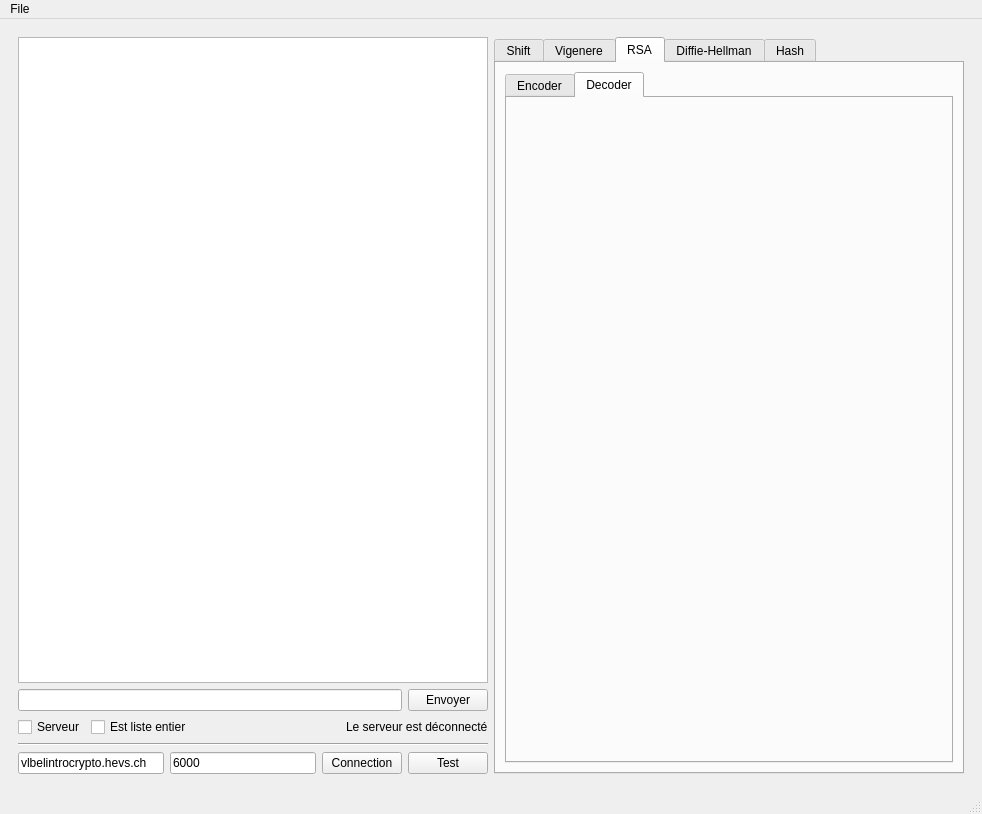
This is crypto_client.ui in aa-augsburger/ISC_Crypto as Qt 5 draws it before an edit. The edited form follows.
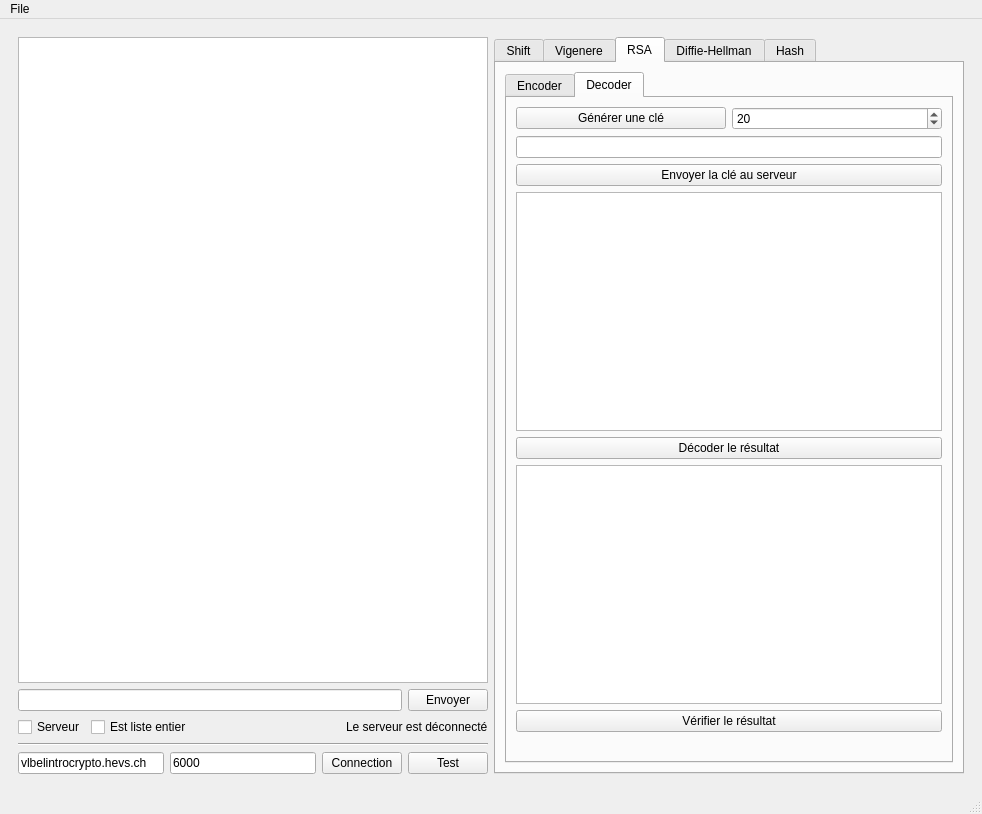
This is the edited form. The open tabs and pages were chosen to show the change.

Commit message: rsa decoded gui okkkk

The edit to the form file:
```diff
--- a/crypto_client.ui
+++ b/crypto_client.ui
@@ -506,6 +506,63 @@
                 <attribute name="title">
                  <string>Decoder</string>
                 </attribute>
+                <layout class="QVBoxLayout" name="verticalLayout_10">
+                 <item>
+                  <layout class="QHBoxLayout" name="horizontalLayout_14">
+                   <item>
+                    <widget class="QPushButton" name="btn_generate_rsa">
+                     <property name="text">
+                      <string>Générer une clé</string>
+                     </property>
+                    </widget>
+                   </item>
+                   <item>
+                    <widget class="QSpinBox" name="rsa_decode_length">
+                     <property name="value">
+                      <number>20</number>
+                     </property>
+                    </widget>
+                   </item>
+                  </layout>
+                 </item>
+                 <item>
+                  <widget class="QLineEdit" name="txt_rsa_key"/>
+                 </item>
+                 <item>
+                  <widget class="QPushButton" name="btn_rsa_send_key">
+                   <property name="text">
+                    <string>Envoyer la clé au serveur</string>
+                   </property>
+                  </widget>
+                 </item>
+                 <item>
+                  <widget class="QTextEdit" name="txt_rsa_rcv"/>
+                 </item>
+                 <item>
+                  <widget class="QPushButton" name="btn_rsa_decode">
+                   <property name="text">
+                    <string>Décoder le résultat</string>
+                   </property>
+                  </widget>
+                 </item>
+                 <item>
+                  <widget class="QTextEdit" name="txt_rsa_decoded"/>
+                 </item>
+                 <item>
+                  <widget class="QPushButton" name="btn_rsa_decoded_check">
+                   <property name="text">
+                    <string>Vérifier le résultat</string>
+                   </property>
+                  </widget>
+                 </item>
+                 <item>
+                  <widget class="QLabel" name="lbl_decoded_resultat_rsa">
+                   <property name="text">
+                    <string/>
+                   </property>
+                  </widget>
+                 </item>
+                </layout>
                </widget>
               </widget>
              </item>
```
Left out of the diff: 39 changed lines with no effect on the pictures. The commit also changes 2 other files.
